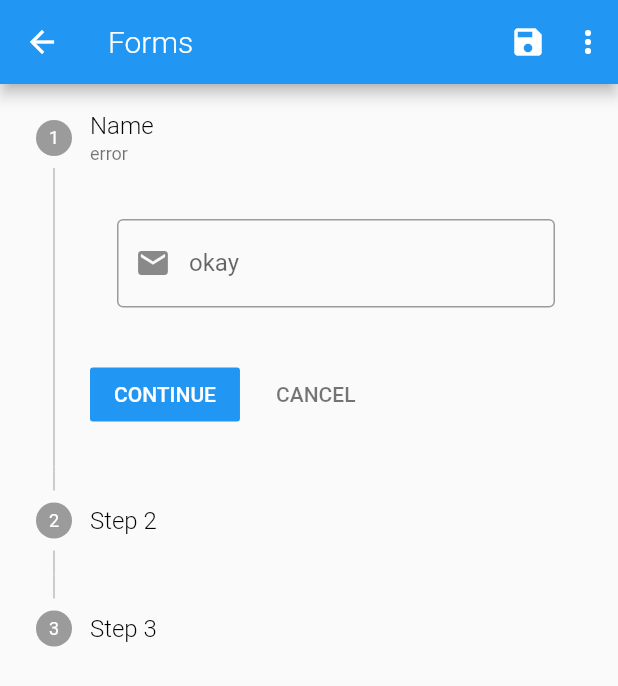
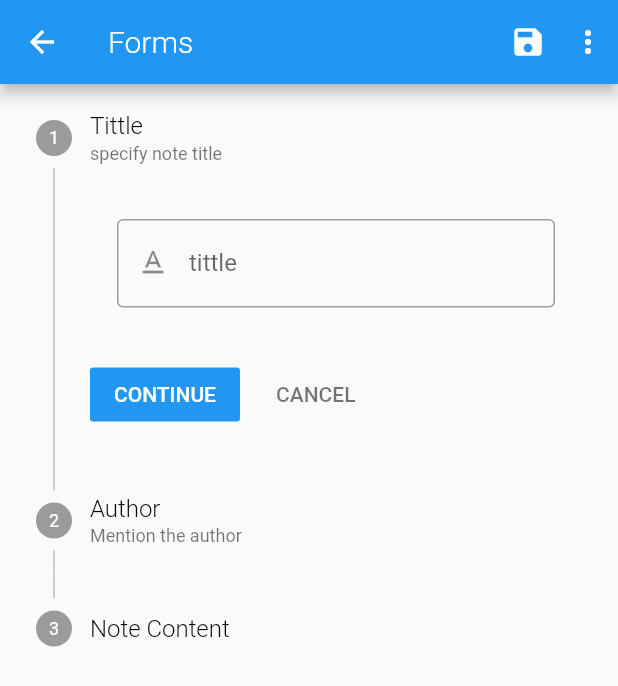
Before and after one commit to shittu33/flutter_firebase, a Flutter app: the FormSample screen opened by its route, on a phone screen of 412 x 824 dp. Shown: the top 686 px of the screen. Run offline on Flutter 3.47's test engine with Material 2 defaults, Android fonts, the phone set to English and light mode, and no system bars; our stand-ins replace cloud_firestore, sqflite; accounts and stored records are empty.

```diff
--- a/lib/Form.dart
+++ b/lib/Form.dart
@@ -1,7 +1,9 @@
 import 'package:flutter/material.dart';
+import 'package:flutterfirebase/main.dart';
 import 'package:sqflite/sqlite_api.dart';
 
 import 'NoteListWidget.dart';
+import 'customWidget/TextItem.dart';
 
 class FormSample extends StatefulWidget {
   @override
@@ -9,7 +11,9 @@ class FormSample extends StatefulWidget {
 }
 
 class _FormSampleState extends State<FormSample> {
-  final txtController = TextEditingController();
+  final tittleController = TextEditingController();
+  final authorController = TextEditingController();
+  final detailsController = TextEditingController();
   int currentStep = 0;
   bool complete = false;
 
@@ -17,6 +21,14 @@ class _FormSampleState extends State<FormSample> {
     currentStep + 1 != steps.length
         ? goTo(currentStep + 1)
         : setState(() => complete = true);
+    if (complete) {
+      Navigator.pop(context, {
+        'details': detailsController.text,
+        'tittle': tittleController.text,
+        'author': authorController.text
+      });
+      print(tittleController.text);
+    }
   }
 
   cancel() {
@@ -31,7 +43,7 @@ class _FormSampleState extends State<FormSample> {
 
   @override
   void dispose() {
-    txtController.dispose();
+    tittleController.dispose();
     super.dispose();
   }
 
@@ -39,57 +51,51 @@ class _FormSampleState extends State<FormSample> {
   Widget build(BuildContext context) {
     var steps = <Step>[
       Step(
-        subtitle: Text("error"),
+        subtitle: Text("specify note title"),
         content: Padding(
             padding: const EdgeInsets.all(18.0),
-          child: TextField(
-            decoration: InputDecoration(
-                prefixIcon: Icon(Icons.mail),
-                labelText: "okay",
-                border: OutlineInputBorder()),
+            child: EditText(
+              label: "tittle",
+              startDrawable: Icons.text_format,
+              txtController: tittleController,
+            )),
+        title: Text("Tittle"),
       ),
+      Step(
+        subtitle: Text("Mention the author"),
+        content: Padding(
+          padding: const EdgeInsets.all(18.0),
+          child: EditText(
+              txtController: authorController,
+              startDrawable: Icons.person_outline,
+              label: "author"),
         ),
-        title: Text("Name"),
+        title: Text("Author"),
       ),
       Step(
         content: Padding(
           padding: const EdgeInsets.all(18.0),
-          child: TextField(
-            controller: txtController,
-            decoration: InputDecoration(
-                prefixIcon: Icon(Icons.mail),
-                labelText: "okay",
-                border: OutlineInputBorder()),
+          child: EditText(
+                txtController: detailsController,
+              startDrawable: Icons.note_add,
+              label: "Details"),
         ),
+        title: Text("Note Content"),
       ),
-        title: Text("Step 2"),
-      ),
-      Step(
-        content: Padding(
-          padding: const EdgeInsets.all(18.0),
-          child: RaisedButton(
-            elevation: 3,
-//              color: Colors.blue,
-            onPressed: () {
-//              print("Who are you?");
-              print(txtController.text);
-            },
-            child: Padding(
-              padding: const EdgeInsets.all(8.0),
-              child: Row(
-                mainAxisAlignment: MainAxisAlignment.center,
-                crossAxisAlignment: CrossAxisAlignment.start,
-                children: <Widget>[
-                  Icon(Icons.laptop_windows),
-                  SizedBox(width: 10),
-                  Text("Register"),
-                ],
-              ),
-            ),
-          ),
-        ),
-        title: Text("Step 3"),
-      )
+//      Step(
+//        content: Padding(
+//          padding: const EdgeInsets.all(18.0),
+//          child: IconTxtButton(
+//            elevation: 3,
+//            onPressed: () {
+//              txtController.text;
+//            },
+//            icon: Icons.laptop_windows,
+//            text: "register",
+//          ),
+//        ),
+//        title: Text("Step 3"),
+//      ),
     ];
     return Scaffold(
       appBar: AppBar(
@@ -107,9 +113,10 @@ class _FormSampleState extends State<FormSample> {
       ),
       body: Column(
         children: <Widget>[
-          complete
-              ? OptionAlertDialog(title: txtController.text)
-              : Stepper(
+//          complete
+//              ? OptionAlertDialog(title: txtController.text)
+//              :
+          Stepper(
             steps: steps,
             type: StepperType.vertical,
             currentStep: currentStep,
--- a/lib/customWidget/TextItem.dart
+++ b/lib/customWidget/TextItem.dart
@@ -37,3 +37,63 @@ class TextItem extends StatelessWidget {
     );
   }
 }
+
+class IconTxtButton extends StatelessWidget {
+  const IconTxtButton({
+    Key key,
+    @required this.text,
+    this.elevation,
+    @required this.onPressed,
+    this.icon,
+  }) : super(key: key);
+
+  final text;
+  final double elevation;
+  final Null Function() onPressed;
+  final IconData icon;
+
+  @override
+  Widget build(BuildContext context) {
+    return RaisedButton(
+      elevation: elevation,
+//              color: Colors.blue,
+      onPressed: onPressed,
+      child: Padding(
+        padding: const EdgeInsets.all(8.0),
+        child: Row(
+          mainAxisAlignment: MainAxisAlignment.center,
+          crossAxisAlignment: CrossAxisAlignment.start,
+          children: <Widget>[
+            Icon(icon),
+            SizedBox(width: 10),
+            Text(text),
+          ],
+        ),
+      ),
+    );
+  }
+}
+
+class EditText extends StatelessWidget {
+  const EditText({
+    Key key,
+    this.txtController,
+    this.startDrawable,
+    this.label,
+  }) : super(key: key);
+
+  final TextEditingController txtController;
+  final IconData startDrawable;
+  final String label;
+
+  @override
+  Widget build(BuildContext context) {
+    return TextField(
+      controller: txtController,
+      decoration: InputDecoration(
+          prefixIcon: Icon(startDrawable),
+          labelText: label,
+          border: OutlineInputBorder()),
+    );
+  }
+}
```
Also changed, not shown: lib/FirebaseListWidget.dart (+12 -9 lines). Lines whose indentation alone changed are shown as unchanged.
